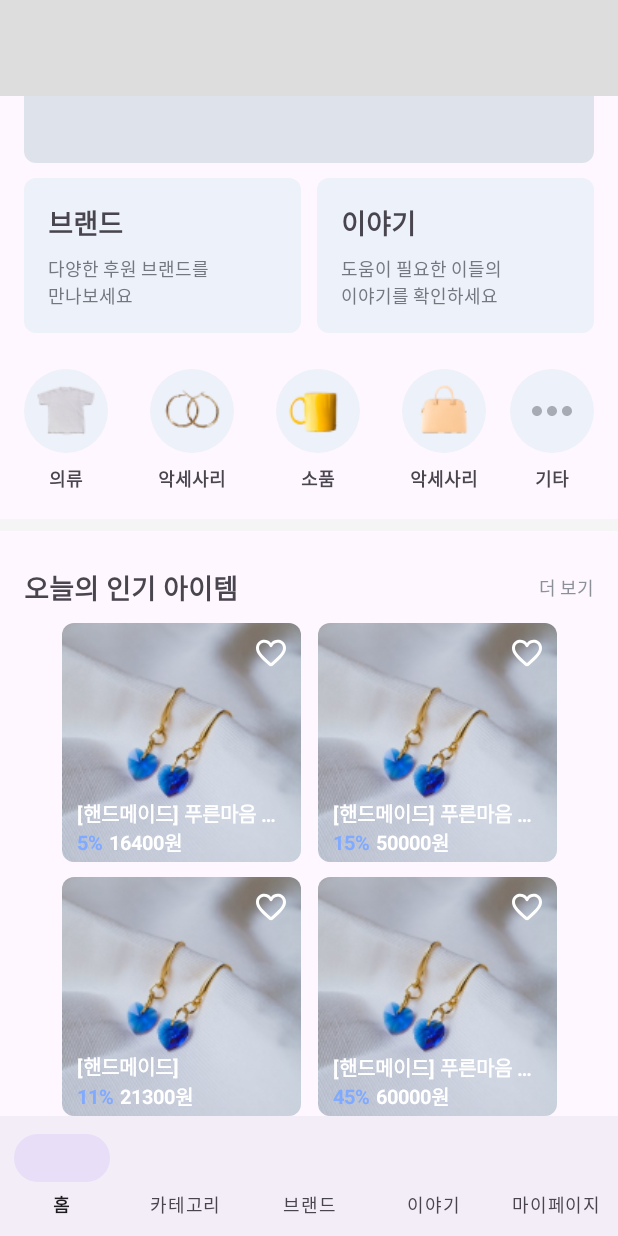
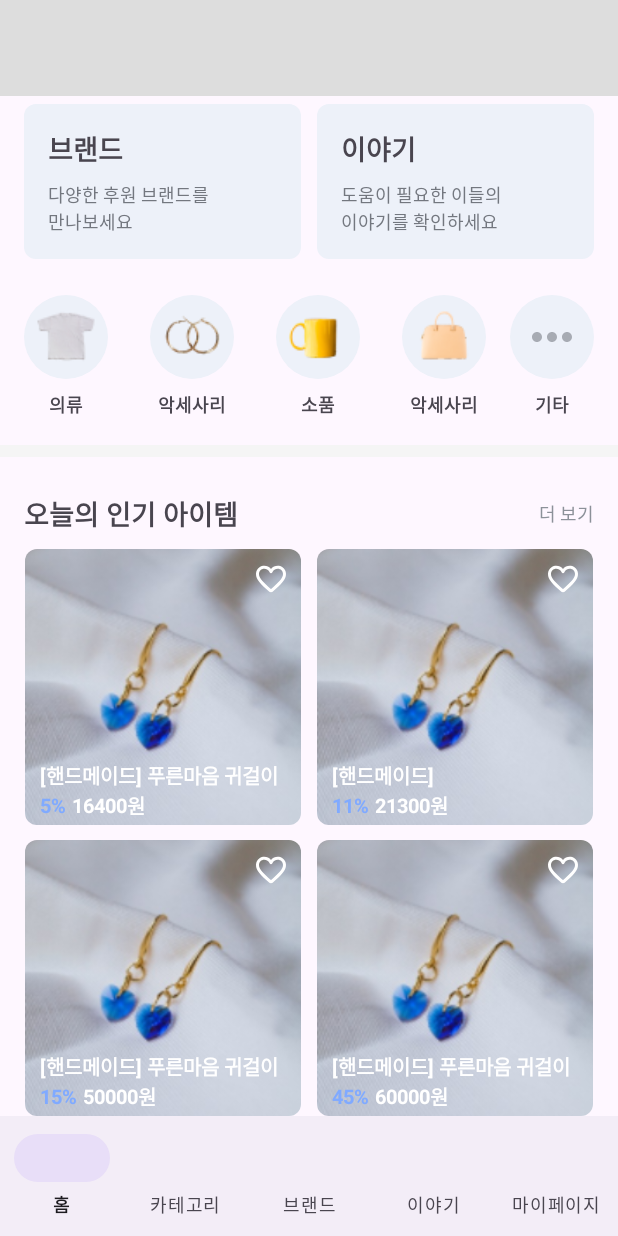
Before and after one commit to UMC-neoul/NEOUL_FRONT, an Android app: the screen it shows after launch (MainActivity), on a phone screen of 412 x 824 dp. Run offline under Robolectric (Android 15) with nearby library versions, the phone set to English and light mode, and no system bars.

Commit message:
Fix: 홈- 베스트, 추천 아이템 recyclerView layout

```diff
--- a/Neoul/app/src/main/java/com/example/neoul/presentation/main/home/HomeFragment.kt
+++ b/Neoul/app/src/main/java/com/example/neoul/presentation/main/home/HomeFragment.kt
@@ -51,7 +51,7 @@ class HomeFragment : BaseFragment<HomeViewModel, FragmentHomeBinding>() {
 
         viewBinding.recyclerBest.adapter = dataRVAdapter
         viewBinding.recyclerBest.layoutManager =
-            GridLayoutManager(context, 2, LinearLayoutManager.HORIZONTAL, false)
+            GridLayoutManager(context, 2, LinearLayoutManager.VERTICAL, false)
         dataRVAdapter.notifyDataSetChanged()
         viewBinding.recyclerBest.setHasFixedSize(true)
     }
@@ -61,7 +61,7 @@ class HomeFragment : BaseFragment<HomeViewModel, FragmentHomeBinding>() {
 
         viewBinding.recyclerRecommend.adapter = dataRVAdapter
         viewBinding.recyclerRecommend.layoutManager =
-            GridLayoutManager(context, 2, LinearLayoutManager.HORIZONTAL, false)
+            GridLayoutManager(context, 2, LinearLayoutManager.VERTICAL, false)
         dataRVAdapter.notifyDataSetChanged()
         viewBinding.recyclerRecommend.setHasFixedSize(true)
     }
--- a/Neoul/app/src/main/res/layout/fragment_home.xml
+++ b/Neoul/app/src/main/res/layout/fragment_home.xml
@@ -260,8 +260,9 @@
 
             <androidx.recyclerview.widget.RecyclerView
                 android:id="@+id/recycler_best"
-                android:layout_width="wrap_content"
+                android:layout_width="match_parent"
                 android:layout_height="wrap_content"
+                android:layout_marginHorizontal="11dp"
                 app:layout_constraintEnd_toEndOf="parent"
                 app:layout_constraintStart_toStartOf="parent"
                 app:layout_constraintTop_toBottomOf="@id/text_best"
@@ -306,9 +307,9 @@
 
             <androidx.recyclerview.widget.RecyclerView
                 android:id="@+id/recycler_recommend"
-                android:layout_width="wrap_content"
+                android:layout_width="match_parent"
                 android:layout_height="wrap_content"
-                android:layout_marginHorizontal="16dp"
+                android:layout_marginHorizontal="11dp"
                 app:layout_constraintEnd_toEndOf="parent"
                 app:layout_constraintStart_toStartOf="parent"
                 app:layout_constraintTop_toBottomOf="@id/text_name" />
--- a/Neoul/app/src/main/res/layout/item_best.xml
+++ b/Neoul/app/src/main/res/layout/item_best.xml
@@ -1,7 +1,7 @@
 <?xml version="1.0" encoding="utf-8"?>
 <androidx.constraintlayout.widget.ConstraintLayout xmlns:android="http://schemas.android.com/apk/res/android"
     xmlns:app="http://schemas.android.com/apk/res-auto"
-    android:layout_width="160dp"
+    android:layout_width="match_parent"
     android:layout_height="wrap_content"
     android:layout_marginTop="10dp"
     android:layout_marginHorizontal="5dp"
@@ -9,7 +9,7 @@
 
     <ImageView
         android:id="@+id/img_item"
-        android:layout_width="wrap_content"
+        android:layout_width="0dp"
         android:layout_height="0dp"
         android:background="@drawable/border_radius_8"
         android:clipToOutline="true"
```
